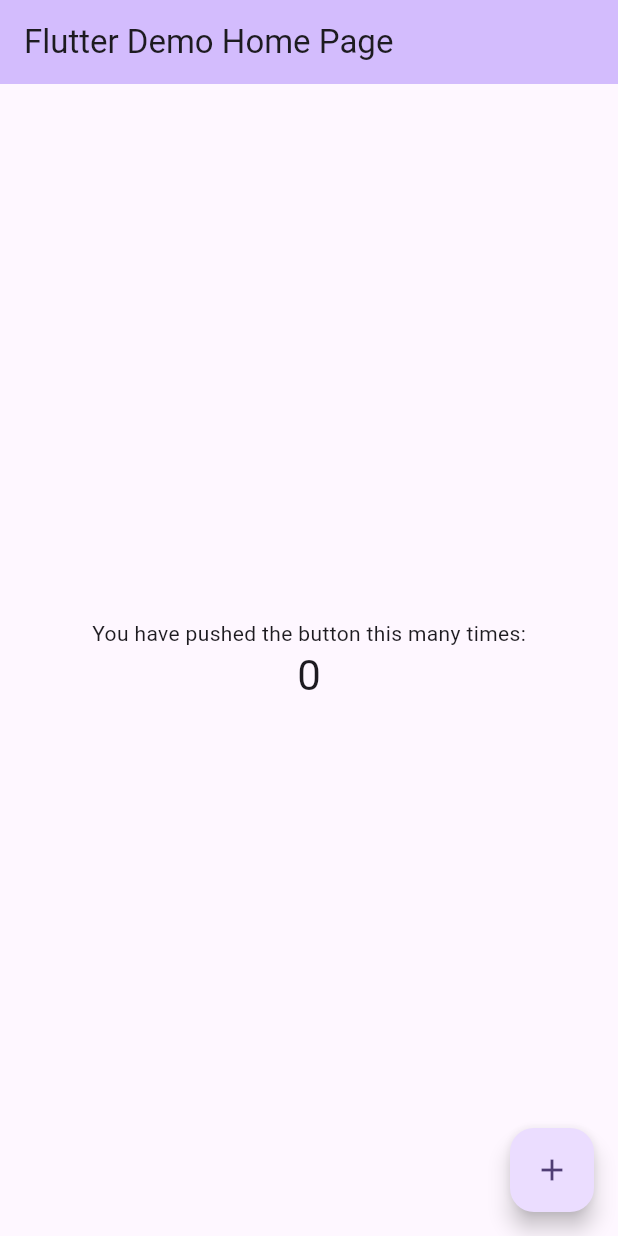
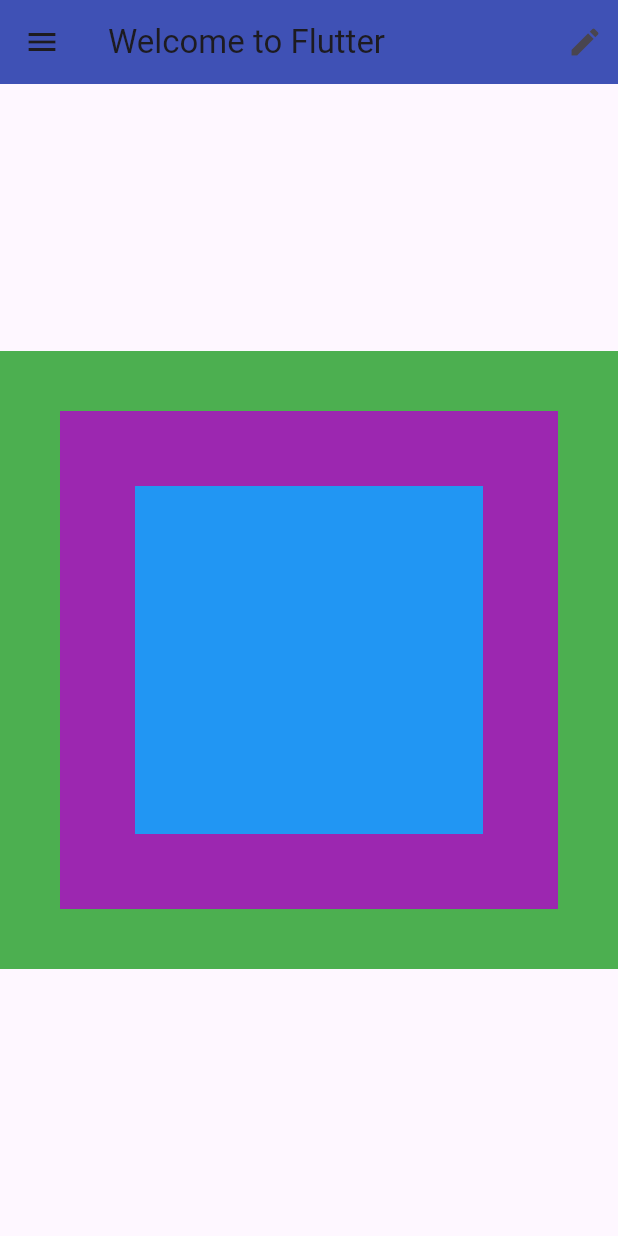
Before and after one commit to tynchtykkg/flutter_layout, a Flutter app: the screen it shows after launch, on a phone screen of 412 x 824 dp. Run offline on Flutter 3.47's test engine with Material 3 defaults, Android fonts, the phone set to English and light mode, and no system bars.

Commit message:
scaffold widget

```diff
--- /dev/null
+++ b/lib/basic_screen.dart
@@ -0,0 +1,36 @@
+import 'package:flutter/material.dart';
+import 'package:flutter_layout/immutable_widget.dart';
+
+class BasicScreen extends StatelessWidget {
+  const BasicScreen({super.key});
+
+  @override
+  Widget build(BuildContext context) {
+    return Scaffold(
+      appBar: AppBar(
+        backgroundColor: Colors.indigo,
+        title: const Text('Welcome to Flutter'),
+        actions: const [
+          Padding(
+            padding: EdgeInsets.all(10),
+            child: Icon(Icons.edit),
+          ),
+        ],
+      ),
+      body: const Center(
+        child: AspectRatio(
+          aspectRatio: 1,
+          child: ImmutableWidget(),
+        ),
+      ),
+      drawer: Drawer(
+        child: Container(
+          color: Colors.lightBlue,
+          child: const Center(
+            child: Text("I'm a Drawer!"),
+          ),
+        ),
+      ),
+    );
+  }
+}
--- /dev/null
+++ b/lib/immutable_widget.dart
@@ -0,0 +1,20 @@
+import 'package:flutter/material.dart';
+
+class ImmutableWidget extends StatelessWidget {
+  const ImmutableWidget({super.key});
+
+  @override
+  Widget build(BuildContext context) {
+    return Container(
+      color: Colors.green,
+      padding: const EdgeInsets.all(40),
+      child: Container(
+        color: Colors.purple,
+        padding: const EdgeInsets.all(50),
+        child: Container(
+          color: Colors.blue,
+        ),
+      ),
+    );
+  }
+}
--- a/lib/main.dart
+++ b/lib/main.dart
@@ -1,125 +1,15 @@
 import 'package:flutter/material.dart';
+import 'package:flutter_layout/basic_screen.dart';
 
-void main() {
-  runApp(const MyApp());
-}
+void main() => runApp(const StaticApp());
 
-class MyApp extends StatelessWidget {
-  const MyApp({super.key});
+class StaticApp extends StatelessWidget {
+  const StaticApp({super.key});
 
-  // This widget is the root of your application.
   @override
   Widget build(BuildContext context) {
-    return MaterialApp(
-      title: 'Flutter Demo',
-      theme: ThemeData(
-        // This is the theme of your application.
-        //
-        // TRY THIS: Try running your application with "flutter run". You'll see
-        // the application has a purple toolbar. Then, without quitting the app,
-        // try changing the seedColor in the colorScheme below to Colors.green
-        // and then invoke "hot reload" (save your changes or press the "hot
-        // reload" button in a Flutter-supported IDE, or press "r" if you used
-        // the command line to start the app).
-        //
-        // Notice that the counter didn't reset back to zero; the application
-        // state is not lost during the reload. To reset the state, use hot
-        // restart instead.
-        //
-        // This works for code too, not just values: Most code changes can be
-        // tested with just a hot reload.
-        colorScheme: ColorScheme.fromSeed(seedColor: Colors.deepPurple),
-        useMaterial3: true,
-      ),
-      home: const MyHomePage(title: 'Flutter Demo Home Page'),
+    return const MaterialApp(
+      home: BasicScreen(),
     );
   }
 }
-
-class MyHomePage extends StatefulWidget {
-  const MyHomePage({super.key, required this.title});
-
-  // This widget is the home page of your application. It is stateful, meaning
-  // that it has a State object (defined below) that contains fields that affect
-  // how it looks.
-
-  // This class is the configuration for the state. It holds the values (in this
-  // case the title) provided by the parent (in this case the App widget) and
-  // used by the build method of the State. Fields in a Widget subclass are
-  // always marked "final".
-
-  final String title;
-
-  @override
-  State<MyHomePage> createState() => _MyHomePageState();
-}
-
-class _MyHomePageState extends State<MyHomePage> {
-  int _counter = 0;
-
-  void _incrementCounter() {
-    setState(() {
-      // This call to setState tells the Flutter framework that something has
-      // changed in this State, which causes it to rerun the build method below
-      // so that the display can reflect the updated values. If we changed
-      // _counter without calling setState(), then the build method would not be
-      // called again, and so nothing would appear to happen.
-      _counter++;
-    });
-  }
-
-  @override
-  Widget build(BuildContext context) {
-    // This method is rerun every time setState is called, for instance as done
-    // by the _incrementCounter method above.
-    //
-    // The Flutter framework has been optimized to make rerunning build methods
-    // fast, so that you can just rebuild anything that needs updating rather
-    // than having to individually change instances of widgets.
-    return Scaffold(
-      appBar: AppBar(
-        // TRY THIS: Try changing the color here to a specific color (to
-        // Colors.amber, perhaps?) and trigger a hot reload to see the AppBar
-        // change color while the other colors stay the same.
-        backgroundColor: Theme.of(context).colorScheme.inversePrimary,
-        // Here we take the value from the MyHomePage object that was created by
-        // the App.build method, and use it to set our appbar title.
-        title: Text(widget.title),
-      ),
-      body: Center(
-        // Center is a layout widget. It takes a single child and positions it
-        // in the middle of the parent.
-        child: Column(
-          // Column is also a layout widget. It takes a list of children and
-          // arranges them vertically. By default, it sizes itself to fit its
-          // children horizontally, and tries to be as tall as its parent.
-          //
-          // Column has various properties to control how it sizes itself and
-          // how it positions its children. Here we use mainAxisAlignment to
-          // center the children vertically; the main axis here is the vertical
-          // axis because Columns are vertical (the cross axis would be
-          // horizontal).
-          //
-          // TRY THIS: Invoke "debug painting" (choose the "Toggle Debug Paint"
-          // action in the IDE, or press "p" in the console), to see the
-          // wireframe for each widget.
-          mainAxisAlignment: MainAxisAlignment.center,
-          children: <Widget>[
-            const Text(
-              'You have pushed the button this many times:',
-            ),
-            Text(
-              '$_counter',
-              style: Theme.of(context).textTheme.headlineMedium,
-            ),
-          ],
-        ),
-      ),
-      floatingActionButton: FloatingActionButton(
-        onPressed: _incrementCounter,
-        tooltip: 'Increment',
-        child: const Icon(Icons.add),
-      ), // This trailing comma makes auto-formatting nicer for build methods.
-    );
-  }
-}
```
Also changed, not shown: 1 other file.
